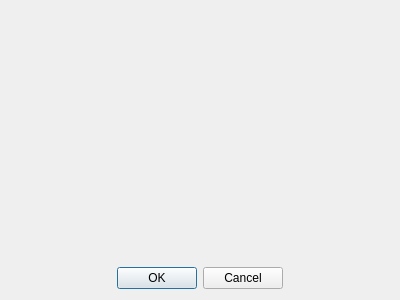
constantin1215/Scaip, file client/calldialog.ui: the form before one commit.
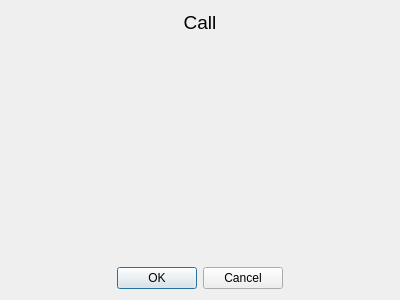
The form after the commit.

Patch:
```diff
--- a/client/calldialog.ui
+++ b/client/calldialog.ui
@@ -14,6 +14,21 @@
    <string>Dialog</string>
   </property>
   <layout class="QVBoxLayout" name="verticalLayout">
+   <item>
+    <widget class="QLabel" name="labelCallInfo">
+     <property name="font">
+      <font>
+       <pointsize>14</pointsize>
+      </font>
+     </property>
+     <property name="text">
+      <string>Call</string>
+     </property>
+     <property name="alignment">
+      <set>Qt::AlignCenter</set>
+     </property>
+    </widget>
+   </item>
    <item>
     <spacer name="verticalSpacer">
      <property name="orientation">
@@ -22,7 +37,36 @@
      <property name="sizeHint" stdset="0">
       <size>
        <width>20</width>
-       <height>245</height>
+       <height>20</height>
+      </size>
+     </property>
+    </spacer>
+   </item>
+   <item>
+    <widget class="QLabel" name="labelIcon">
+     <property name="minimumSize">
+      <size>
+       <width>0</width>
+       <height>128</height>
+      </size>
+     </property>
+     <property name="text">
+      <string/>
+     </property>
+     <property name="alignment">
+      <set>Qt::AlignCenter</set>
+     </property>
+    </widget>
+   </item>
+   <item>
+    <spacer name="verticalSpacer_2">
+     <property name="orientation">
+      <enum>Qt::Vertical</enum>
+     </property>
+     <property name="sizeHint" stdset="0">
+      <size>
+       <width>20</width>
+       <height>20</height>
       </size>
      </property>
     </spacer>
```
Left out of the diff: 2 changed lines with no effect on the pictures.
